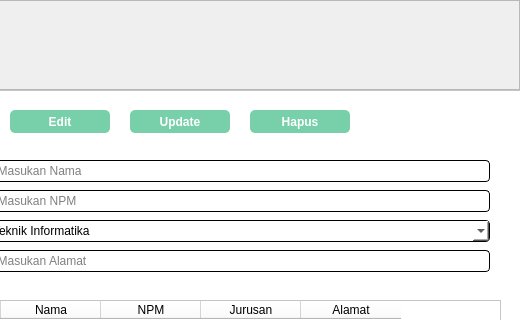
Above: main/mahasiswaDashboard.ui from kouuch/projekUas_Visual3 before the change; both pictures show x 280 to 800 and y 0 to 320 of the 800 by 600 pixel window. Below: the same form after it.
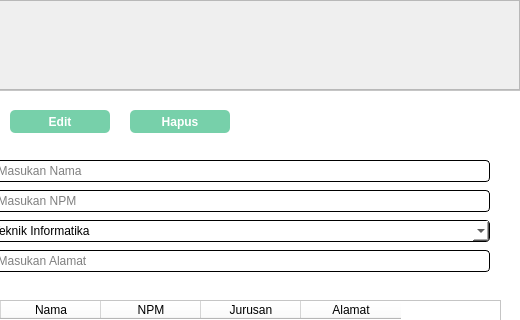
That is the form after the change. Icons and pictures are not drawn.

What changed in the file:
```diff
--- a/main/mahasiswaDashboard.ui
+++ b/main/mahasiswaDashboard.ui
@@ -368,46 +368,10 @@
        <string>Edit</string>
       </property>
      </widget>
-     <widget class="QPushButton" name="updatebtn">
-      <property name="geometry">
-       <rect>
-        <x>250</x>
-        <y>10</y>
-        <width>100</width>
-        <height>23</height>
-       </rect>
-      </property>
-      <property name="styleSheet">
-       <string notr="true">QPushButton#updatebtn {
-    background-color: #77D0AA;
-    color: white;
-    border-radius: 5px;
-    font-family: &quot;Poppins&quot;;
-    font-size: 9pt;
-    font-weight: 700;
-    line-height: normal;
-    transition: all 0.3s ease;
-}
-
-QPushButton#updatebtn:hover {
-    background-color: #55B69F;
-    transform: scale(1.1);  
-}
-
-QPushButton#updatebtn:pressed {
-    background-color: #4A9D83;
-    transform: scale(0.95);
-    box-shadow: 0 4px 6px rgba(0, 0, 0, 0.2);
-}</string>
-      </property>
-      <property name="text">
-       <string>Update</string>
-      </property>
-     </widget>
      <widget class="QPushButton" name="hapusbtn">
       <property name="geometry">
        <rect>
-        <x>370</x>
+        <x>250</x>
         <y>10</y>
         <width>100</width>
         <height>23</height>
```
